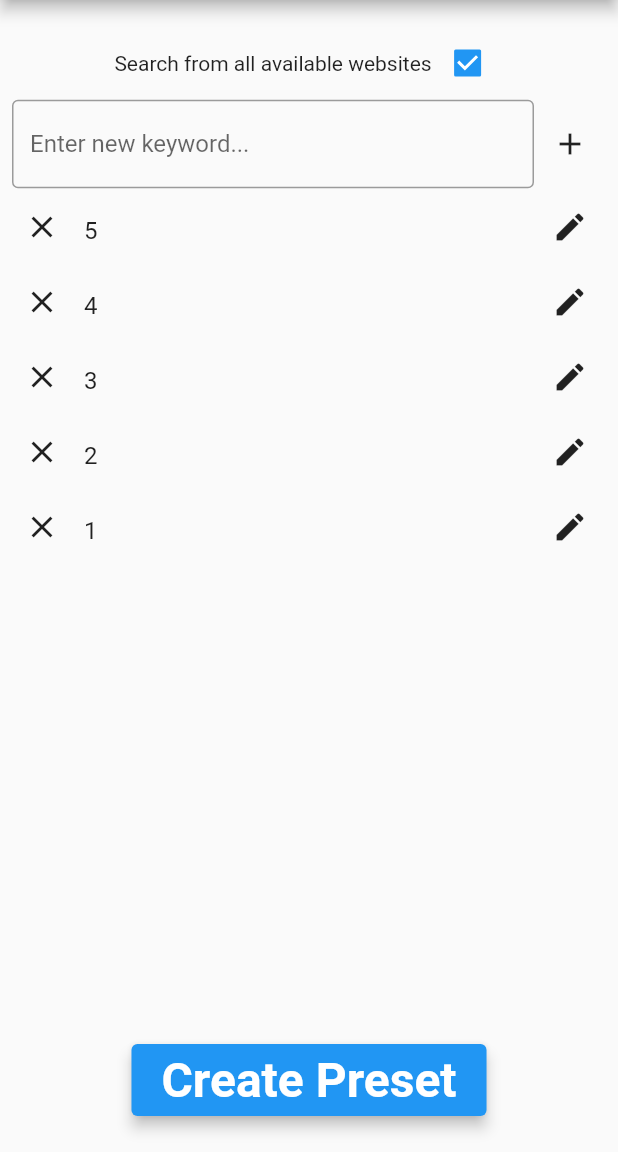
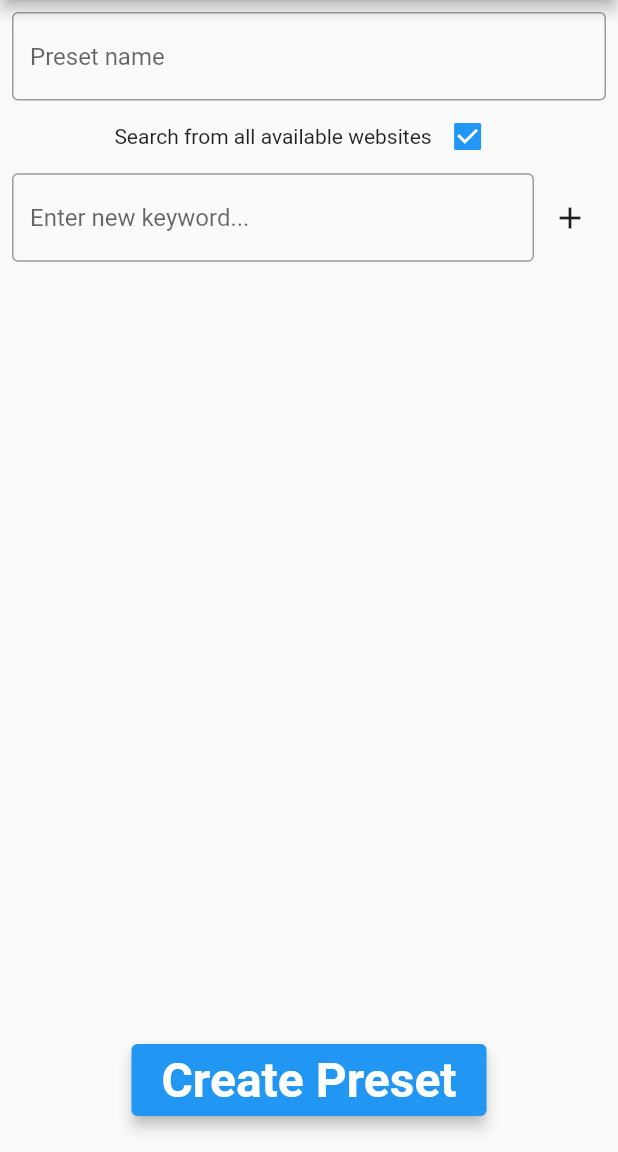
Before and after one commit to ClassyChameleon/gvg_job_scraper, a Flutter app: the Preset screen opened directly, after a tap on "Create Preset", on a phone screen of 412 x 824 dp, the part 84-1236 px from its top. Run offline on Flutter 3.47's test engine with Material 2 defaults, Android fonts, the light colour scheme and no system bars; our stand-ins replace multi_dropdown.

Commit message:
fixed some container issues

```diff
--- a/lib/pages/preset.dart
+++ b/lib/pages/preset.dart
@@ -12,10 +12,11 @@
 }
 
 class _PresetState extends State<Preset> {
-  Set<String> keywords = {'1', '2', '3', '4', '5'};
+  Set<String> keywords = {};
   List<ValueItem> websites = <ValueItem>[
     ValueItem(label: 'alfred.is'),
   ];
+  final titleTextController = TextEditingController();
   final keywordTextController = TextEditingController();
   final keywordEditTextController = TextEditingController();
   final MultiSelectController _controller = MultiSelectController();
@@ -37,8 +38,12 @@
           mainAxisAlignment: MainAxisAlignment.center,
           crossAxisAlignment: CrossAxisAlignment.center,
           children: [
-            SizedBox(
-              height: 10,
+            TextField(
+              controller: keywordTextController,
+              decoration: InputDecoration(
+                border: OutlineInputBorder(),
+                hintText: 'Preset name',
+              ),
             ),
             Row(
               mainAxisAlignment: MainAxisAlignment.center,
@@ -108,7 +113,7 @@
                       ),
                       SizedBox(
                         height: 50,
-                        width: 320,
+                        width: MediaQuery.of(context).size.width - 80,
                         child: ListTile(
                           title: Text(
                             keywords.elementAt(keywords.length - index - 1),
@@ -130,6 +135,7 @@
                                 title: Text('Edit search word'),
                                 children: [
                                   TextField(
+                                      textAlign: TextAlign.center,
                                       autofocus: true,
                                       controller: keywordEditTextController)
                                 ],
@@ -151,7 +157,7 @@
             Padding(
               padding: const EdgeInsets.all(16.0),
               child: ButtonPreset(
-                  onPressed: onPressed, childText: 'Create Preset'),
+                  onPressed: createPreset, childText: 'Create Preset'),
             )
           ],
         ),
@@ -166,4 +172,6 @@
   }
 
   void onPressed() {}
+
+  void createPreset() {}
 }
```
